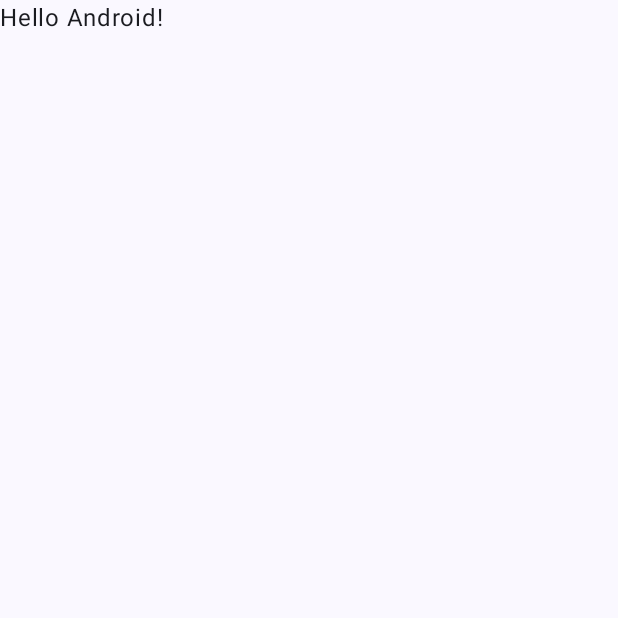
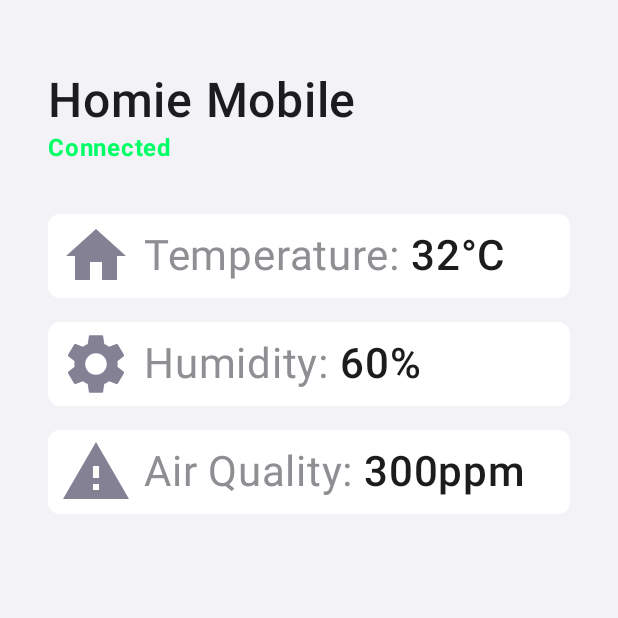
Before and after one commit to Bort-s/Homie-Project, an Android app built with Jetpack Compose: the screen it shows after launch (MainActivity), on a phone screen of 412 x 824 dp, the top half of it. Before the commit the part shown is almost empty. Run offline under Robolectric (Android 15) with nearby library versions, the light colour scheme and no system bars.

Commit message:
First Update to the Demo App

```diff
--- a/HomieAppPreview/app/src/main/java/com/example/homieapppreview/MainActivity.kt
+++ b/HomieAppPreview/app/src/main/java/com/example/homieapppreview/MainActivity.kt
@@ -4,13 +4,38 @@ import android.os.Bundle
 import androidx.activity.ComponentActivity
 import androidx.activity.compose.setContent
 import androidx.activity.enableEdgeToEdge
+import androidx.compose.foundation.background
+import androidx.compose.foundation.layout.Arrangement
+import androidx.compose.foundation.layout.Column
+import androidx.compose.foundation.layout.Row
+import androidx.compose.foundation.layout.fillMaxHeight
 import androidx.compose.foundation.layout.fillMaxSize
+import androidx.compose.foundation.layout.fillMaxWidth
+import androidx.compose.foundation.layout.height
 import androidx.compose.foundation.layout.padding
+import androidx.compose.foundation.layout.size
+import androidx.compose.foundation.shape.RoundedCornerShape
+import androidx.compose.material.icons.Icons
+import androidx.compose.material.icons.filled.Build
+import androidx.compose.material.icons.filled.Home
+import androidx.compose.material.icons.filled.Settings
+import androidx.compose.material.icons.filled.Warning
+import androidx.compose.material3.Icon
+import androidx.compose.material3.MaterialTheme
 import androidx.compose.material3.Scaffold
+import androidx.compose.material3.Surface
 import androidx.compose.material3.Text
 import androidx.compose.runtime.Composable
+import androidx.compose.ui.Alignment
 import androidx.compose.ui.Modifier
+import androidx.compose.ui.draw.clip
+import androidx.compose.ui.graphics.Color
+import androidx.compose.ui.graphics.vector.ImageVector
+import androidx.compose.ui.res.colorResource
+import androidx.compose.ui.text.font.FontWeight
 import androidx.compose.ui.tooling.preview.Preview
+import androidx.compose.ui.unit.dp
+import androidx.compose.ui.unit.sp
 import com.example.homieapppreview.ui.theme.HomieAppPreviewTheme
 
 class MainActivity : ComponentActivity() {
@@ -19,29 +44,148 @@ class MainActivity : ComponentActivity() {
         enableEdgeToEdge()
         setContent {
             HomieAppPreviewTheme {
-                Scaffold(modifier = Modifier.fillMaxSize()) { innerPadding ->
-                    Greeting(
-                        name = "Android",
-                        modifier = Modifier.padding(innerPadding)
-                    )
-                }
+                HomieAppPreviewUI()
             }
         }
     }
 }
 
 @Composable
-fun Greeting(name: String, modifier: Modifier = Modifier) {
+fun HomieAppPreviewUI() {
+    Surface(
+        modifier = Modifier.fillMaxSize(),
+        color = MaterialTheme.colorScheme.background
+    ) {
+        HomieAppPreviewLayout(
+            true,
+            32,
+            60,
+            300
+        )
+    }
+}
+@Composable
+fun HomieAppPreviewLayout(connected: Boolean, temperature: Int, humidity: Int, airQuality: Int) {
+    var temperatureData = "N/A"
+    var humidityData = "N/A"
+    var airQualityData = "N/A"
+
+    if (connected) {
+        temperatureData = "${temperature.toString()}°C"
+        humidityData = "${humidity.toString()}%"
+        airQualityData = "${airQuality.toString()}ppm"
+    }
+    Column(
+        horizontalAlignment = Alignment.CenterHorizontally,
+        modifier = Modifier.padding(
+            top = 48.dp,
+            start = 32.dp,
+            end = 32.dp,
+        )
+    ) {
+        Column(
+            modifier = Modifier.fillMaxWidth()
+                .padding(bottom = 16.dp)
+        ) {
+            PrincipalText(
+                text = "Homie Mobile",
+                size = 32,
+            )
+            Row() {
+                if (connected) {
+                    Text(
+                        text = "Connected",
+                        color = colorResource(R.color.green_homie),
+                        fontSize = 16.sp,
+                        fontWeight = FontWeight.Bold
+                    )
+                } else {
+                    Text(
+                        text = "Disconnected",
+                        color = colorResource(R.color.alert_color),
+                        fontSize = 16.sp,
+                        fontWeight = FontWeight.Bold
+                    )
+                }
+            }
+        }
+        Column(
+            modifier = Modifier.fillMaxWidth()
+                .padding(bottom = 8.dp, top = 8.dp)
+        ) {
+            DataRow(
+                imageVector = Icons.Filled.Home,
+                type = "Temperature: ",
+                data = temperatureData,
+                color = R.color.blue_homie
+            )
+            DataRow(
+                imageVector = Icons.Filled.Settings,
+                type = "Humidity: ",
+                data = humidityData,
+                color = R.color.blue_homie
+            )
+            DataRow(
+                imageVector = Icons.Filled.Warning,
+                type = "Air Quality: ",
+                data = airQualityData,
+                color = R.color.blue_homie
+            )
+        }
+    }
+}
+
+@Composable
+fun PrincipalText(text: String, size: Int) {
     Text(
-        text = "Hello $name!",
-        modifier = modifier
+        text = text,
+        color = MaterialTheme.colorScheme.primary,
+        fontSize = size.sp,
+        fontWeight = FontWeight.SemiBold
     )
+}
+
+@Composable
+fun SecondaryText(text: String, size: Int) {
+    Text(
+        text = text,
+        color = MaterialTheme.colorScheme.secondary,
+        fontSize = size.sp,
+        fontWeight = FontWeight.Normal
+    )
+}
+
+@Composable
+fun DataRow(imageVector: ImageVector, type: String, data: String, color: Int) {
+    Row(
+        modifier = Modifier.fillMaxWidth()
+            .padding(bottom = 8.dp, top = 8.dp)
+            .height(56.dp)
+            .clip(RoundedCornerShape(8.dp))
+            .background(MaterialTheme.colorScheme.surface),
+        verticalAlignment = Alignment.CenterVertically,
+        ) {
+        Icon(
+            imageVector = imageVector,
+            contentDescription = null,
+            tint = Color(color),
+            modifier = Modifier.size(64.dp).padding(start = 8.dp, end = 8.dp)
+        )
+        SecondaryText(
+            text = type,
+            size = 28
+        )
+        PrincipalText(
+            text = data,
+            size = 28
+        )
+    }
 }
 
 @Preview(showBackground = true)
 @Composable
-fun GreetingPreview() {
+fun HomieAppPreviewPreview() {
     HomieAppPreviewTheme {
-        Greeting("Android")
+        HomieAppPreviewUI()
     }
 }
--- a/HomieAppPreview/app/src/main/java/com/example/homieapppreview/ui/theme/Theme.kt
+++ b/HomieAppPreview/app/src/main/java/com/example/homieapppreview/ui/theme/Theme.kt
@@ -10,34 +10,29 @@ import androidx.compose.material3.dynamicLightColorScheme
 import androidx.compose.material3.lightColorScheme
 import androidx.compose.runtime.Composable
 import androidx.compose.ui.platform.LocalContext
+import androidx.compose.ui.res.colorResource
+import com.example.homieapppreview.R
 
-private val DarkColorScheme = darkColorScheme(
-    primary = Purple80,
-    secondary = PurpleGrey80,
-    tertiary = Pink80
+@Composable
+private fun darkColorSchemeFromXml() = darkColorScheme(
+    background = colorResource(id = R.color.dark_background),
+    surface = colorResource(id = R.color.dark_surface),
+    primary = colorResource(id = R.color.dark_primary_text),
+    secondary = colorResource(id = R.color.dark_secondary_text),
 )
 
-private val LightColorScheme = lightColorScheme(
-    primary = Purple40,
-    secondary = PurpleGrey40,
-    tertiary = Pink40
-
-    /* Other default colors to override
-    background = Color(0xFFFFFBFE),
-    surface = Color(0xFFFFFBFE),
-    onPrimary = Color.White,
-    onSecondary = Color.White,
-    onTertiary = Color.White,
-    onBackground = Color(0xFF1C1B1F),
-    onSurface = Color(0xFF1C1B1F),
-    */
+@Composable
+private fun lightColorSchemeFromXml() = lightColorScheme(
+    background = colorResource(id = R.color.light_background),
+    surface = colorResource(id = R.color.light_surface),
+    primary = colorResource(id = R.color.light_primary_text),
+    secondary = colorResource(id = R.color.light_secondary_text),
 )
 
 @Composable
 fun HomieAppPreviewTheme(
     darkTheme: Boolean = isSystemInDarkTheme(),
-    // Dynamic color is available on Android 12+
-    dynamicColor: Boolean = true,
+    dynamicColor: Boolean = false,
     content: @Composable () -> Unit
 ) {
     val colorScheme = when {
@@ -46,8 +41,8 @@ fun HomieAppPreviewTheme(
             if (darkTheme) dynamicDarkColorScheme(context) else dynamicLightColorScheme(context)
         }
 
-        darkTheme -> DarkColorScheme
-        else -> LightColorScheme
+        darkTheme -> darkColorSchemeFromXml()
+        else -> lightColorSchemeFromXml()
     }
 
     MaterialTheme(
--- a/HomieAppPreview/app/src/main/res/values/colors.xml
+++ b/HomieAppPreview/app/src/main/res/values/colors.xml
@@ -7,4 +7,18 @@
     <color name="teal_700">#FF018786</color>
     <color name="black">#FF000000</color>
     <color name="white">#FFFFFFFF</color>
+
+    <color name="blue_homie">#FF0055d4</color>
+    <color name="green_homie">#FF00ff66</color>
+    <color name="alert_color">#FFFF3B30</color>
+
+    <color name="light_background">#FFF2F2F7</color>
+    <color name="light_surface">#FFFFFFFF</color>
+    <color name="light_primary_text">#FF1C1C1E</color>
+    <color name="light_secondary_text">#FF8E8E93</color>
+
+    <color name="dark_background">#FF121212</color>
+    <color name="dark_surface">#FF1E1E1E</color>
+    <color name="dark_primary_text">#FFF5F5F5</color>
+    <color name="dark_secondary_text">#FFA1A1A6</color>
 </resources>
```
